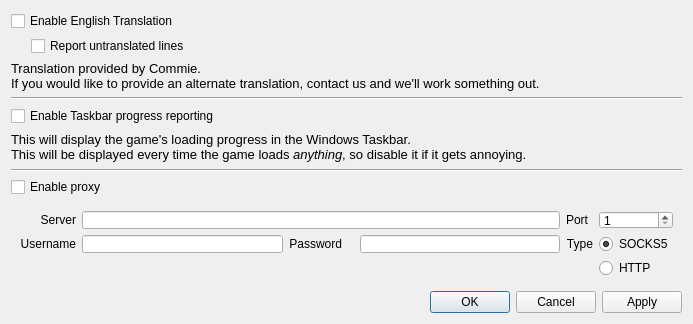
Qt form forms/KVSettingsDialog.ui (KanColleTool/kct-viewer) before a commit.
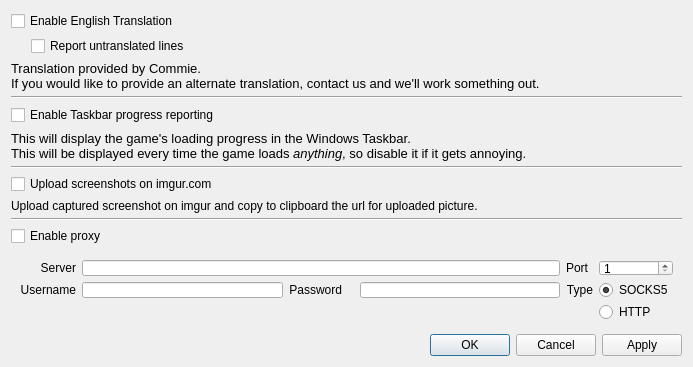
The same form after that commit.

Commit message: Add screenshooter settings and screenshots saving function

The edit to the form file:
```diff
--- a/forms/KVSettingsDialog.ui
+++ b/forms/KVSettingsDialog.ui
@@ -10,7 +10,7 @@
     <x>0</x>
     <y>0</y>
     <width>693</width>
-    <height>324</height>
+    <height>367</height>
    </rect>
   </property>
   <property name="windowTitle">
@@ -136,6 +136,31 @@
      </property>
     </spacer>
    </item>
+   <item>
+    <layout class="QVBoxLayout" name="screenshotContainer">
+     <item>
+      <widget class="Line" name="line_3">
+       <property name="orientation">
+        <enum>Qt::Horizontal</enum>
+       </property>
+      </widget>
+     </item>
+     <item>
+      <widget class="QCheckBox" name="screenshotBox">
+       <property name="text">
+        <string>Upload screenshots on imgur.com</string>
+       </property>
+      </widget>
+     </item>
+     <item>
+      <widget class="QLabel" name="label_8">
+       <property name="text">
+        <string>Upload captured screenshot on imgur and copy to clipboard the url for uploaded picture.</string>
+       </property>
+      </widget>
+     </item>
+    </layout>
+   </item>
    <item>
     <widget class="Line" name="line_2">
      <property name="orientation">
```
The commit also changes 9 other files.
